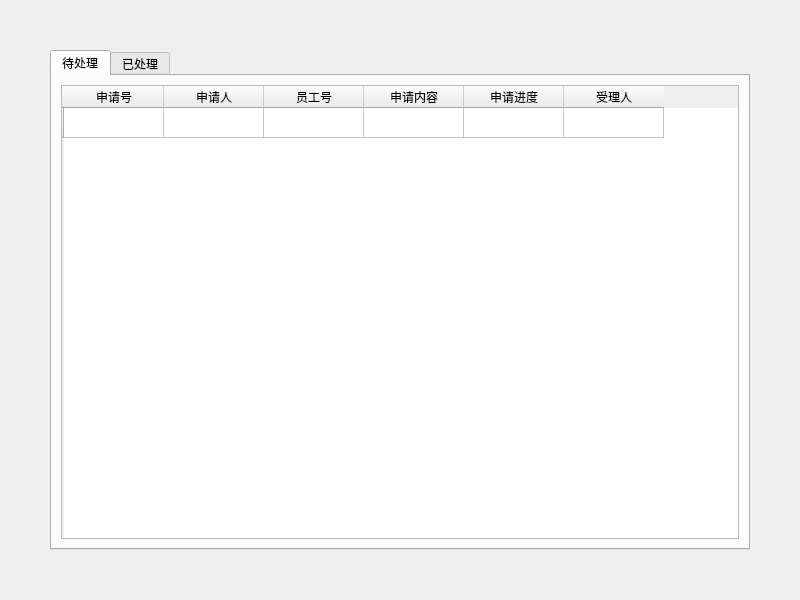
The window that 王景岳/project/EmployeeSystem/subpage/solveApply.ui (Faran-sward/EmployeeSystem) describes before a commit, drawn with Qt 5.
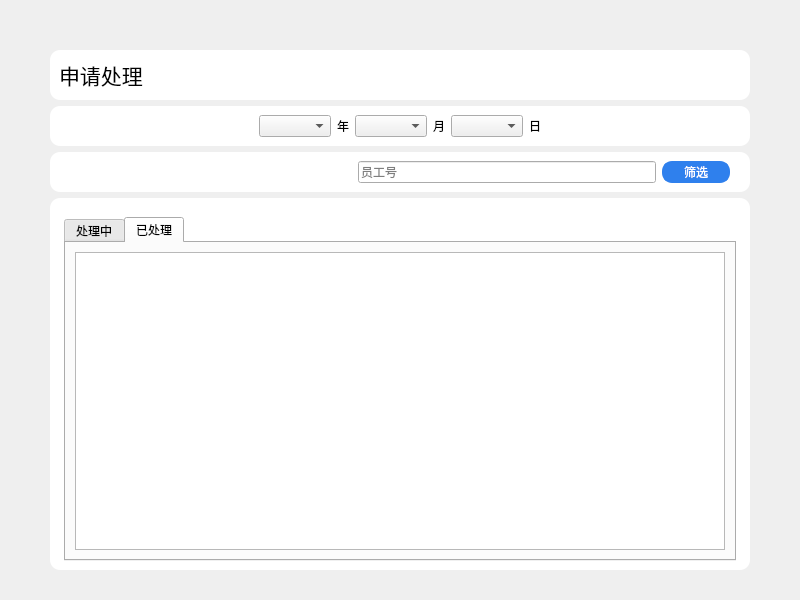
The same window after the commit.

```diff
--- a/王景岳/project/EmployeeSystem/subpage/solveApply.ui
+++ b/王景岳/project/EmployeeSystem/subpage/solveApply.ui
@@ -13,7 +13,7 @@
   <property name="windowTitle">
    <string>Widget</string>
   </property>
-  <layout class="QGridLayout" name="gridLayout">
+  <layout class="QVBoxLayout" name="verticalLayout">
    <property name="leftMargin">
     <number>50</number>
    </property>
@@ -24,105 +24,234 @@
     <number>50</number>
    </property>
    <property name="bottomMargin">
-    <number>50</number>
+    <number>30</number>
    </property>
-   <item row="0" column="0">
-    <widget class="QTabWidget" name="tabWidget">
-     <property name="currentIndex">
-      <number>0</number>
+   <item>
+    <widget class="QWidget" name="widget_4" native="true">
+     <property name="styleSheet">
+      <string notr="true">#widget_4 {
+    background-color: #FFFFFF;
+    border-radius: 10px;
+}</string>
      </property>
-     <widget class="QWidget" name="unsolved">
-      <attribute name="title">
-       <string>待处理</string>
-      </attribute>
-      <layout class="QGridLayout" name="gridLayout_2">
-       <item row="0" column="0">
-        <widget class="QTableWidget" name="tableWidget">
-         <row>
-          <property name="text">
-           <string/>
-          </property>
-         </row>
-         <column>
-          <property name="text">
-           <string>申请号</string>
-          </property>
-         </column>
-         <column>
-          <property name="text">
-           <string>申请人</string>
-          </property>
-         </column>
-         <column>
-          <property name="text">
-           <string>员工号</string>
-          </property>
-         </column>
-         <column>
-          <property name="text">
-           <string>申请内容</string>
-          </property>
-         </column>
-         <column>
-          <property name="text">
-           <string>申请进度</string>
-          </property>
-         </column>
-         <column>
-          <property name="text">
-           <string>受理人</string>
-          </property>
-         </column>
-        </widget>
-       </item>
-      </layout>
-     </widget>
-     <widget class="QWidget" name="solved">
-      <attribute name="title">
-       <string>已处理</string>
-      </attribute>
-      <layout class="QGridLayout" name="gridLayout_3">
-       <item row="0" column="0">
-        <widget class="QTableWidget" name="tableWidget_2">
-         <row>
-          <property name="text">
-           <string/>
-          </property>
-         </row>
-         <column>
-          <property name="text">
-           <string>申请号</string>
-          </property>
-         </column>
-         <column>
-          <property name="text">
-           <string>申请人</string>
-          </property>
-         </column>
-         <column>
-          <property name="text">
-           <string>员工号</string>
-          </property>
-         </column>
-         <column>
-          <property name="text">
-           <string>申请内容</string>
-          </property>
-         </column>
-         <column>
-          <property name="text">
-           <string>申请进度</string>
-          </property>
-         </column>
-         <column>
-          <property name="text">
-           <string>受理人</string>
-          </property>
-         </column>
-        </widget>
-       </item>
-      </layout>
-     </widget>
+     <layout class="QHBoxLayout" name="horizontalLayout_4">
+      <item>
+       <widget class="QLabel" name="label_5">
+        <property name="font">
+         <font>
+          <pointsize>16</pointsize>
+         </font>
+        </property>
+        <property name="text">
+         <string>申请处理</string>
+        </property>
+       </widget>
+      </item>
+      <item>
+       <spacer name="horizontalSpacer_6">
+        <property name="orientation">
+         <enum>Qt::Horizontal</enum>
+        </property>
+        <property name="sizeHint" stdset="0">
+         <size>
+          <width>585</width>
+          <height>20</height>
+         </size>
+        </property>
+       </spacer>
+      </item>
+     </layout>
+    </widget>
+   </item>
+   <item>
+    <widget class="QWidget" name="widget_2" native="true">
+     <property name="styleSheet">
+      <string notr="true">#widget_2 {
+    background-color: #FFFFFF;
+    border-radius: 10px;
+}</string>
+     </property>
+     <layout class="QHBoxLayout" name="horizontalLayout">
+      <item>
+       <spacer name="horizontalSpacer_2">
+        <property name="orientation">
+         <enum>Qt::Horizontal</enum>
+        </property>
+        <property name="sizeHint" stdset="0">
+         <size>
+          <width>221</width>
+          <height>20</height>
+         </size>
+        </property>
+       </spacer>
+      </item>
+      <item>
+       <widget class="QComboBox" name="applyYear"/>
+      </item>
+      <item>
+       <widget class="QLabel" name="label_2">
+        <property name="text">
+         <string>年</string>
+        </property>
+       </widget>
+      </item>
+      <item>
+       <widget class="QComboBox" name="applyMonth"/>
+      </item>
+      <item>
+       <widget class="QLabel" name="label_3">
+        <property name="text">
+         <string>月</string>
+        </property>
+       </widget>
+      </item>
+      <item>
+       <widget class="QComboBox" name="applyDay"/>
+      </item>
+      <item>
+       <widget class="QLabel" name="label_4">
+        <property name="text">
+         <string>日</string>
+        </property>
+       </widget>
+      </item>
+      <item>
+       <spacer name="horizontalSpacer">
+        <property name="orientation">
+         <enum>Qt::Horizontal</enum>
+        </property>
+        <property name="sizeHint" stdset="0">
+         <size>
+          <width>220</width>
+          <height>20</height>
+         </size>
+        </property>
+       </spacer>
+      </item>
+     </layout>
+    </widget>
+   </item>
+   <item>
+    <widget class="QWidget" name="widget_3" native="true">
+     <property name="styleSheet">
+      <string notr="true">#widget_3 {
+    background-color: #FFFFFF;
+    border-radius: 10px;
+}</string>
+     </property>
+     <layout class="QHBoxLayout" name="horizontalLayout_3">
+      <property name="rightMargin">
+       <number>20</number>
+      </property>
+      <item>
+       <spacer name="horizontalSpacer_4">
+        <property name="orientation">
+         <enum>Qt::Horizontal</enum>
+        </property>
+        <property name="sizeHint" stdset="0">
+         <size>
+          <width>40</width>
+          <height>20</height>
+         </size>
+        </property>
+       </spacer>
+      </item>
+      <item>
+       <widget class="QLineEdit" name="employeeID">
+        <property name="placeholderText">
+         <string>员工号</string>
+        </property>
+       </widget>
+      </item>
+      <item>
+       <widget class="QPushButton" name="getApply">
+        <property name="styleSheet">
+         <string notr="true">#getApply{
+    font: 25 10pt '微软雅黑 Light';
+    color: rgb(255,255,255);
+	padding-left:20px;
+	padding-right:20px;
+    background-color: #2F80ED;
+    border: 2px solid #2F80ED;
+    border-radius: 10px;
+}
+
+#getApply:hover {
+ 	border: 2px solid #1652AB;
+    background-color: #1652AB;
+}
+
+#getApply:pressed {
+	 border: 2px solid #FFFFFF;
+    background-color: #1652AB;
+}</string>
+        </property>
+        <property name="text">
+         <string>筛选</string>
+        </property>
+       </widget>
+      </item>
+     </layout>
+    </widget>
+   </item>
+   <item>
+    <widget class="QWidget" name="outside" native="true">
+     <property name="styleSheet">
+      <string notr="true">#outside {
+    background-color: #FFFFFF;
+    border-radius: 10px;
+}</string>
+     </property>
+     <layout class="QGridLayout" name="gridLayout_2">
+      <property name="leftMargin">
+       <number>5</number>
+      </property>
+      <property name="topMargin">
+       <number>10</number>
+      </property>
+      <property name="rightMargin">
+       <number>5</number>
+      </property>
+      <property name="bottomMargin">
+       <number>0</number>
+      </property>
+      <item row="0" column="0">
+       <widget class="QWidget" name="inside" native="true">
+        <property name="styleSheet">
+         <string notr="true"/>
+        </property>
+        <layout class="QGridLayout" name="gridLayout">
+         <item row="0" column="0">
+          <widget class="QTabWidget" name="tabWidget">
+           <property name="currentIndex">
+            <number>1</number>
+           </property>
+           <widget class="QWidget" name="tab">
+            <attribute name="title">
+             <string>处理中</string>
+            </attribute>
+            <layout class="QGridLayout" name="gridLayout_4">
+             <item row="0" column="0">
+              <widget class="QTableWidget" name="applySolving"/>
+             </item>
+            </layout>
+           </widget>
+           <widget class="QWidget" name="tab_2">
+            <attribute name="title">
+             <string>已处理</string>
+            </attribute>
+            <layout class="QGridLayout" name="gridLayout_5">
+             <item row="0" column="0">
+              <widget class="QTableWidget" name="applySolved"/>
+             </item>
+            </layout>
+           </widget>
+          </widget>
+         </item>
+        </layout>
+       </widget>
+      </item>
+     </layout>
     </widget>
    </item>
   </layout>
```
